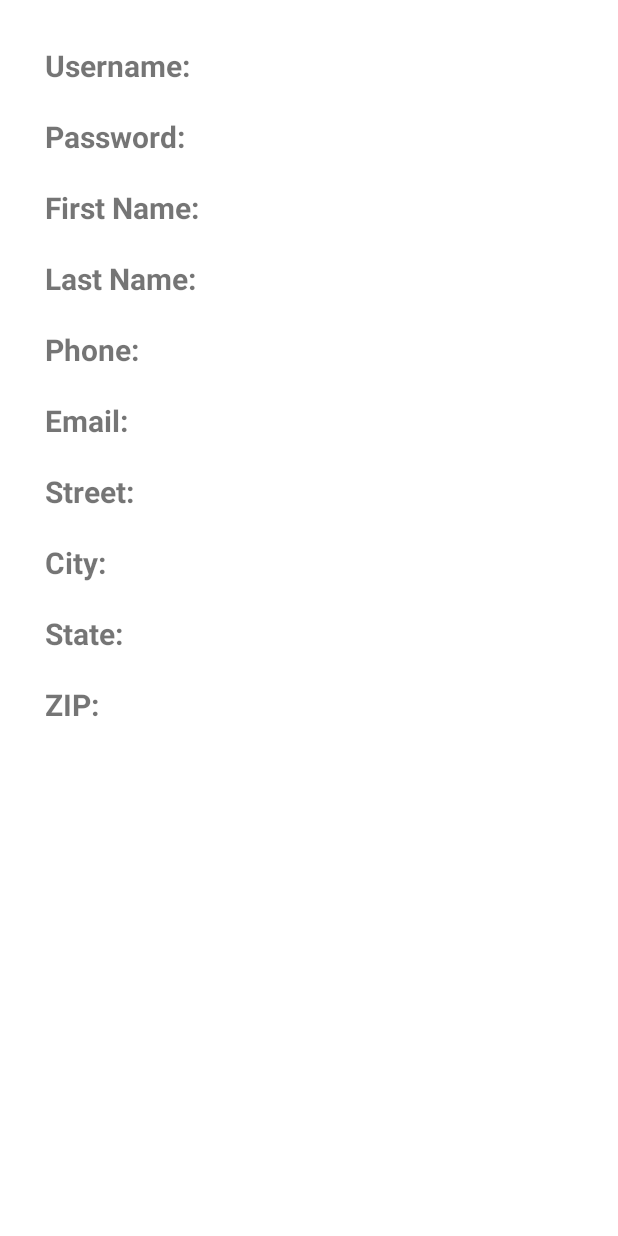
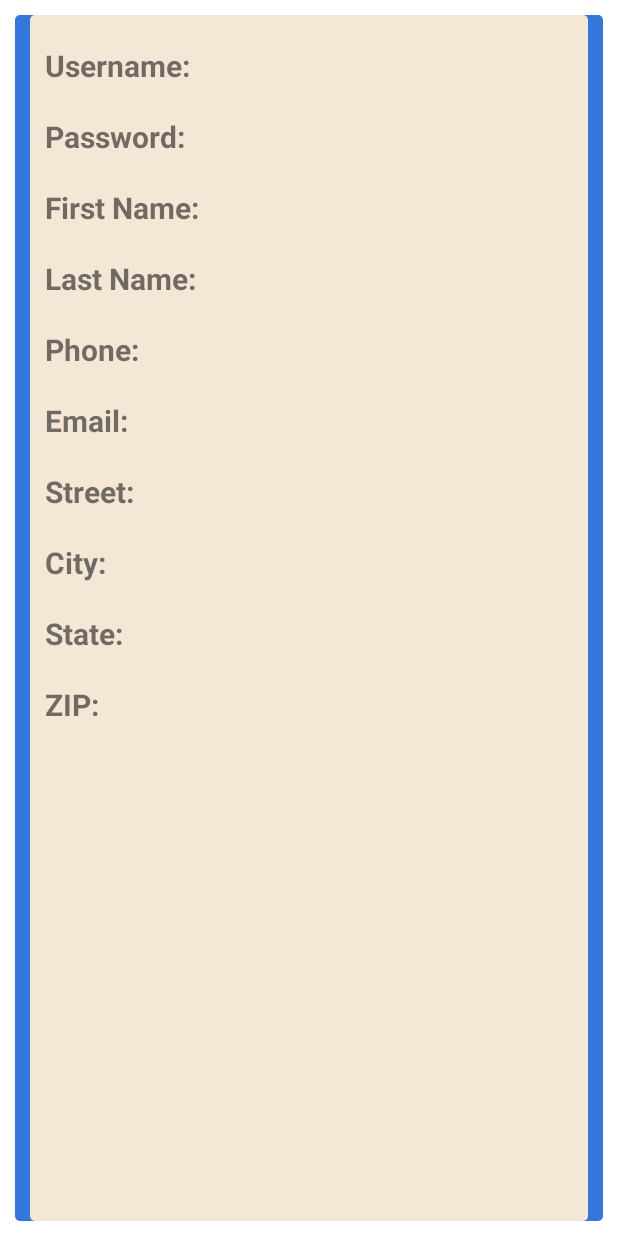
Before and after one commit to RoyRod93/University_Bazaar_System, an Android app: the layout activity_view_user_profile.xml on its own in the app's theme, with its tools: preview values and no code run, on a phone screen of 412 x 824 dp. Run offline under Robolectric (Android 15) with nearby library versions, the phone set to English and light mode, and no system bars.

Commit message:
Updated View User Profile UI Implemented View Profile values population from DB Added a custom drawable background Added View Profile Button in Main Homepage

```diff
--- a/app/build.gradle
+++ b/app/build.gradle
@@ -42,6 +42,7 @@ dependencies {
     testImplementation 'junit:junit:4.+'
     androidTestImplementation 'androidx.test.ext:junit:1.1.1'
     androidTestImplementation 'androidx.test.espresso:espresso-core:3.2.0'
+    implementation "androidx.cardview:cardview:1.0.0"
 
     implementation "androidx.core:core:$core_version"
     implementation "androidx.core:core-role:1.0.0"
--- a/app/src/main/AndroidManifest.xml
+++ b/app/src/main/AndroidManifest.xml
@@ -12,6 +12,7 @@
         <activity android:name=".controller.RegisterUser" />
         <activity android:name=".controller.MainActivity" />
         <activity android:name=".controller.LoginActivity" />
+        <activity android:name=".controller.ViewUserProfileActivity" />
         <activity android:name=".controller.SplashScreen">
             <intent-filter>
                 <action android:name="android.intent.action.MAIN" />
--- /dev/null
+++ b/app/src/main/res/drawable/custom_profile_background.xml
@@ -0,0 +1,22 @@
+<?xml version="1.0" encoding="utf-8"?>
+<layer-list xmlns:android="http://schemas.android.com/apk/res/android">
+
+    <item>
+        <shape android:shape="rectangle">
+            <solid android:color="#3477db" />
+            <corners android:radius="3dp" />
+        </shape>
+    </item>
+
+    <item
+        android:left="10dp"
+        android:right="10dp">
+        <shape android:shape="rectangle">
+            <solid android:color="#F4E7D6" />
+            <corners android:radius="3dp" />
+        </shape>
+
+    </item>
+
+
+</layer-list>
--- a/app/src/main/res/layout/activity_view_user_profile.xml
+++ b/app/src/main/res/layout/activity_view_user_profile.xml
@@ -2,6 +2,7 @@
 <RelativeLayout xmlns:android="http://schemas.android.com/apk/res/android"
     android:layout_width="match_parent"
     android:layout_height="match_parent"
+    android:background="@drawable/custom_profile_background"
     android:layout_margin="10dp"
     android:padding="10dp">
 
@@ -21,8 +22,7 @@
         android:layout_margin="10dp"
         android:layout_toEndOf="@id/tvUsername"
         android:layout_toRightOf="@id/tvUsername"
-        android:textSize="20sp"
-        android:textStyle="bold" />
+        android:textSize="20sp" />
 
     <TextView
         android:id="@+id/tvPassword"
@@ -42,8 +42,7 @@
         android:layout_margin="10dp"
         android:layout_toEndOf="@id/tvPassword"
         android:layout_toRightOf="@id/tvPassword"
-        android:textSize="20sp"
-        android:textStyle="bold" />
+        android:textSize="20sp" />
 
     <TextView
         android:id="@+id/tvFirstName"
@@ -63,8 +62,7 @@
         android:layout_margin="10dp"
         android:layout_toEndOf="@id/tvFirstName"
         android:layout_toRightOf="@id/tvFirstName"
-        android:textSize="20sp"
-        android:textStyle="bold" />
+        android:textSize="20sp" />
 
     <TextView
         android:id="@+id/tvLastName"
@@ -84,8 +82,7 @@
         android:layout_margin="10dp"
         android:layout_toEndOf="@id/tvLastName"
         android:layout_toRightOf="@id/tvLastName"
-        android:textSize="20sp"
-        android:textStyle="bold" />
+        android:textSize="20sp" />
 
     <TextView
         android:id="@+id/tvPhone"
@@ -105,8 +102,7 @@
         android:layout_margin="10dp"
         android:layout_toEndOf="@id/tvPhone"
         android:layout_toRightOf="@id/tvPhone"
-        android:textSize="20sp"
-        android:textStyle="bold" />
+        android:textSize="20sp" />
 
     <TextView
         android:id="@+id/tvEmail"
@@ -126,8 +122,7 @@
         android:layout_margin="10dp"
         android:layout_toEndOf="@id/tvEmail"
         android:layout_toRightOf="@id/tvEmail"
-        android:textSize="20sp"
-        android:textStyle="bold" />
+        android:textSize="20sp" />
 
     <TextView
         android:id="@+id/tvStreet"
@@ -147,8 +142,7 @@
         android:layout_margin="10dp"
         android:layout_toEndOf="@id/tvStreet"
         android:layout_toRightOf="@id/tvStreet"
-        android:textSize="20sp"
-        android:textStyle="bold" />
+        android:textSize="20sp" />
 
     <TextView
         android:id="@+id/tvCity"
@@ -168,8 +162,7 @@
         android:layout_margin="10dp"
         android:layout_toEndOf="@id/tvCity"
         android:layout_toRightOf="@id/tvCity"
-        android:textSize="20sp"
-        android:textStyle="bold" />
+        android:textSize="20sp" />
 
     <TextView
         android:id="@+id/tvState"
@@ -189,8 +182,7 @@
         android:layout_margin="10dp"
         android:layout_toEndOf="@id/tvState"
         android:layout_toRightOf="@id/tvState"
-        android:textSize="20sp"
-        android:textStyle="bold" />
+        android:textSize="20sp" />
 
     <TextView
         android:id="@+id/tvZip"
@@ -210,7 +202,6 @@
         android:layout_margin="10dp"
         android:layout_toEndOf="@id/tvZip"
         android:layout_toRightOf="@id/tvZip"
-        android:textSize="20sp"
-        android:textStyle="bold" />
+        android:textSize="20sp" />
 
 </RelativeLayout>
--- a/app/src/main/res/values/colors.xml
+++ b/app/src/main/res/values/colors.xml
@@ -1,8 +1,8 @@
 <?xml version="1.0" encoding="utf-8"?>
 <resources>
     <color name="purple_200">#FFBB86FC</color>
-    <color name="purple_500">#FF6200EE</color>
-    <color name="purple_700">#FF3700B3</color>
+    <color name="purple_500">#E59400</color>
+    <color name="purple_700">#4369ab</color>
     <color name="teal_200">#FF03DAC5</color>
     <color name="teal_700">#FF018786</color>
     <color name="black">#FF000000</color>
--- a/app/src/main/res/values/strings.xml
+++ b/app/src/main/res/values/strings.xml
@@ -10,4 +10,5 @@
     <string name="city">City:</string>
     <string name="state">State:</string>
     <string name="zip">ZIP:</string>
+    <string name="view_profile">View Profile</string>
 </resources>
```
Also changed, not shown: app/src/main/java/com/team8/universitybazaar/controller/MainActivity.java (+9 -2 lines), app/src/main/java/com/team8/universitybazaar/controller/ViewUserProfileActivity.java (added, +60 -0 lines), app/src/main/res/layout/activity_main.xml (+6 -4 lines).
